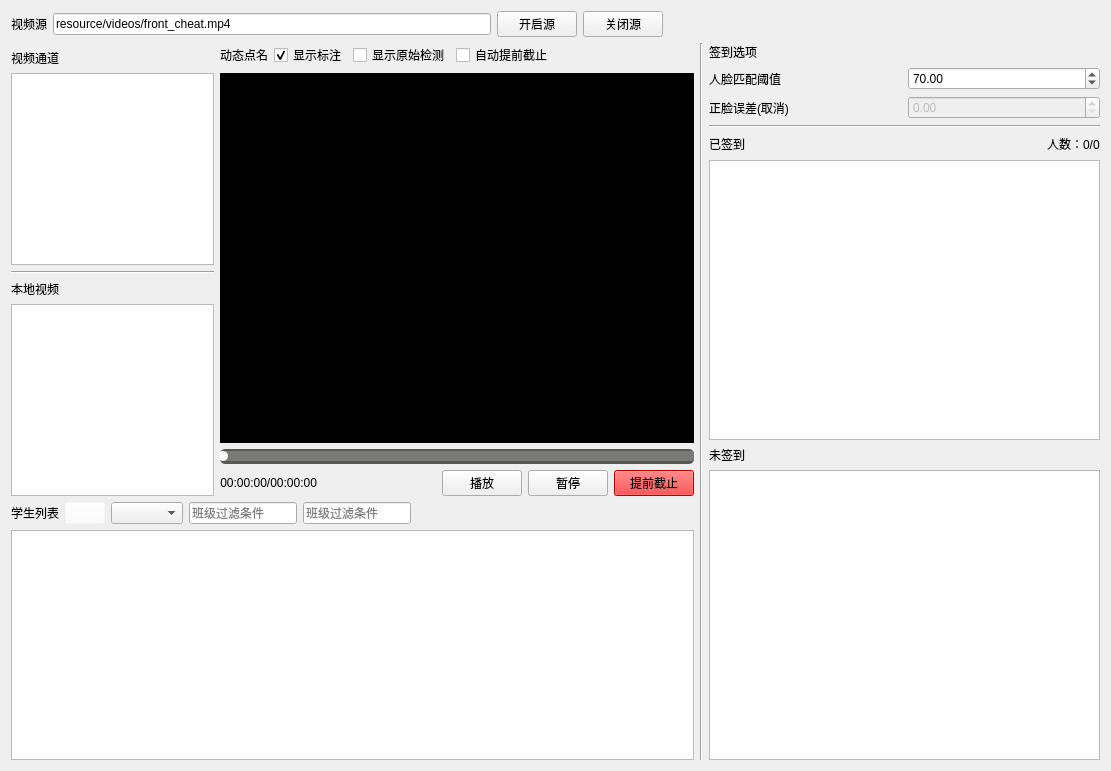
Qt form ui/dynamic_attendance.ui (hongyaohongyao/smart_classroom_demo) before a commit.
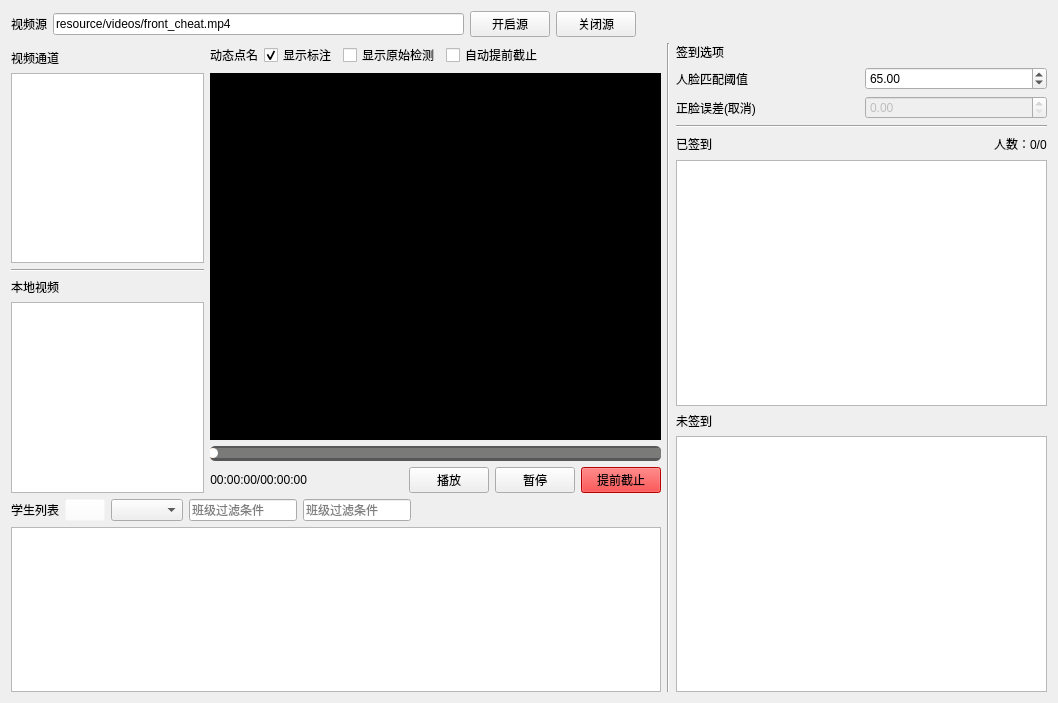
The same form after that commit.

Patch:
```diff
--- a/ui/dynamic_attendance.ui
+++ b/ui/dynamic_attendance.ui
@@ -6,8 +6,8 @@
    <rect>
     <x>0</x>
     <y>0</y>
-    <width>1111</width>
-    <height>771</height>
+    <width>1058</width>
+    <height>703</height>
    </rect>
   </property>
   <property name="windowTitle">
@@ -62,7 +62,7 @@
    <item>
     <layout class="QHBoxLayout" name="horizontalLayout_5" stretch="7,0,4">
      <item>
-      <layout class="QVBoxLayout" name="verticalLayout_6">
+      <layout class="QVBoxLayout" name="verticalLayout_6" stretch="7,3">
        <item>
         <layout class="QHBoxLayout" name="horizontalLayout_4" stretch="3,7">
          <item>
@@ -398,7 +398,7 @@
               <double>1.000000000000000</double>
              </property>
              <property name="value">
-              <double>70.000000000000000</double>
+              <double>65.000000000000000</double>
              </property>
             </widget>
            </item>
```
